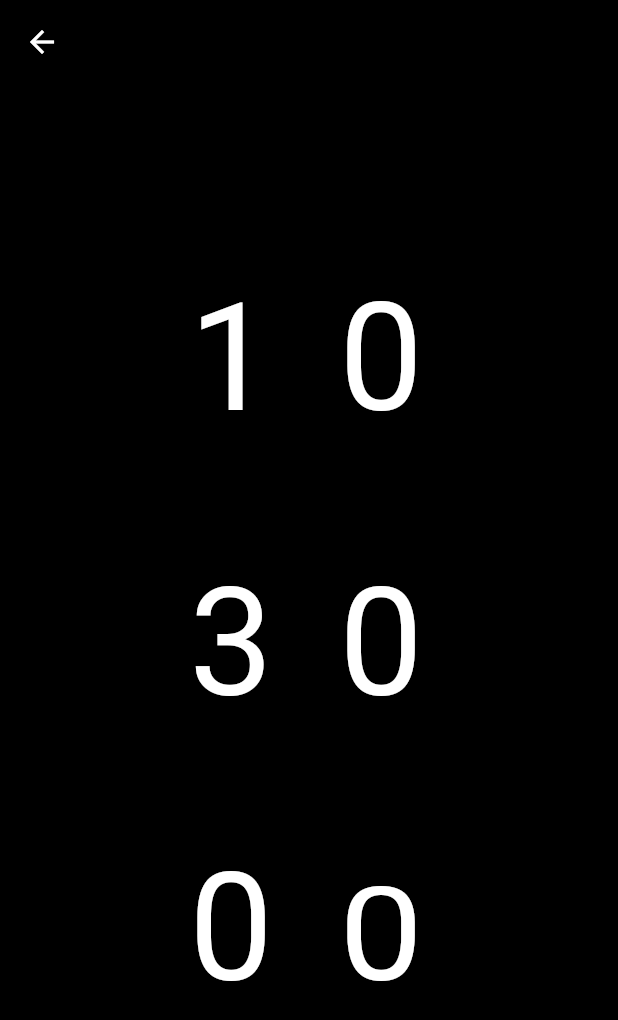
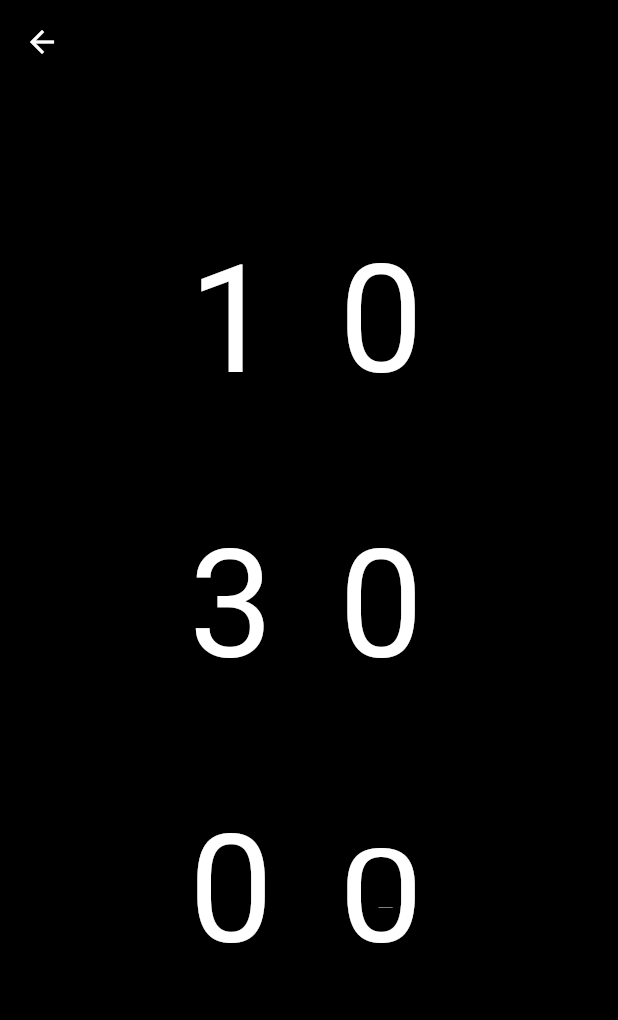
Before and after one commit to obzone/todolist, a Flutter app: the screen it shows after launch, in the side drawer, after a tap on "flip clock", on a phone screen of 412 x 824 dp. Shown: the top 1020 px of the screen. Run offline on Flutter 3.47's test engine with Material 2 defaults, Android fonts, the phone set to English and light mode, and no system bars; our stand-ins replace flutter_local_notifications, shared_preferences, wakelock; missing offline and left inert: wechat_kit; generated files the repository leaves out were written again.

Commit message:
no message

```diff
--- a/lib/views/common/flip_clock.dart
+++ b/lib/views/common/flip_clock.dart
@@ -1,6 +1,8 @@
 import 'dart:math';
 
 import 'package:flutter/material.dart';
+import 'package:flutter/services.dart';
+import 'package:provider/provider.dart';
 
 class FlipCounterView extends StatefulWidget {
   static double itemHeight = 70;
@@ -138,6 +140,16 @@ class _FlipClockView extends State<FlipClockView> with SingleTickerProviderState
     }
 
     controller.forward();
+    if (widget.decline == false) {
+      SystemChrome.setEnabledSystemUIOverlays([SystemUiOverlay.bottom]);
+    }
+  }
+
+  @override
+  deactivate() {
+    super.deactivate();
+
+    SystemChrome.setEnabledSystemUIOverlays(SystemUiOverlay.values);
   }
 
   _buildDeclineClock(
@@ -180,11 +192,16 @@ class _FlipClockView extends State<FlipClockView> with SingleTickerProviderState
                     nextValue: '$secondsQuantile',
                   ),
                 ],
-              )
+              ),
+              SizedBox(
+                height: 50,
+              ),
             ],
           );
         } else {
-          return Row(
+          return Container(
+            margin: EdgeInsets.only(bottom: 56),
+            child: Row(
               mainAxisAlignment: MainAxisAlignment.center,
               children: <Widget>[
                 Row(
@@ -217,6 +234,7 @@ class _FlipClockView extends State<FlipClockView> with SingleTickerProviderState
                   ],
                 )
               ],
+            ),
           );
         }
       },
@@ -281,11 +299,16 @@ class _FlipClockView extends State<FlipClockView> with SingleTickerProviderState
                     nextValue: '$secondsQuantile',
                   ),
                 ],
-              )
+              ),
+              SizedBox(
+                height: 50,
+              ),
             ],
           );
         } else {
-          return Row(
+          return Container(
+            margin: EdgeInsets.only(bottom: 50),
+            child: Row(
               mainAxisAlignment: MainAxisAlignment.center,
               children: <Widget>[
                 Row(
@@ -334,6 +357,7 @@ class _FlipClockView extends State<FlipClockView> with SingleTickerProviderState
                   ],
                 )
               ],
+            ),
           );
         }
       },
--- a/lib/views/index.dart
+++ b/lib/views/index.dart
@@ -39,7 +39,6 @@ class _HomePageView extends State<HomePageView> with TickerProviderStateMixin {
               Container(
                 padding: EdgeInsets.all(15),
                 alignment: Alignment.centerLeft,
-                height: 56,
                 decoration: BoxDecoration(color: Theme.of(context).primaryColor),
                 child: Icon(
                   Icons.view_headline,
@@ -53,7 +52,7 @@ class _HomePageView extends State<HomePageView> with TickerProviderStateMixin {
                       pageBuilder: (BuildContext context, Animation<double> animation, Animation<double> secondaryAnimation) {
                         return FlipClockView(
                           bengin: (DateTime.now().hour * 3600 + DateTime.now().minute * 60 + DateTime.now().second).floor(),
-                          duration: 1000000,
+                          duration: 60 * 60 * 24,
                           title: '',
                           decline: false,
                         );
```
Lines whose indentation alone changed are shown as unchanged.
